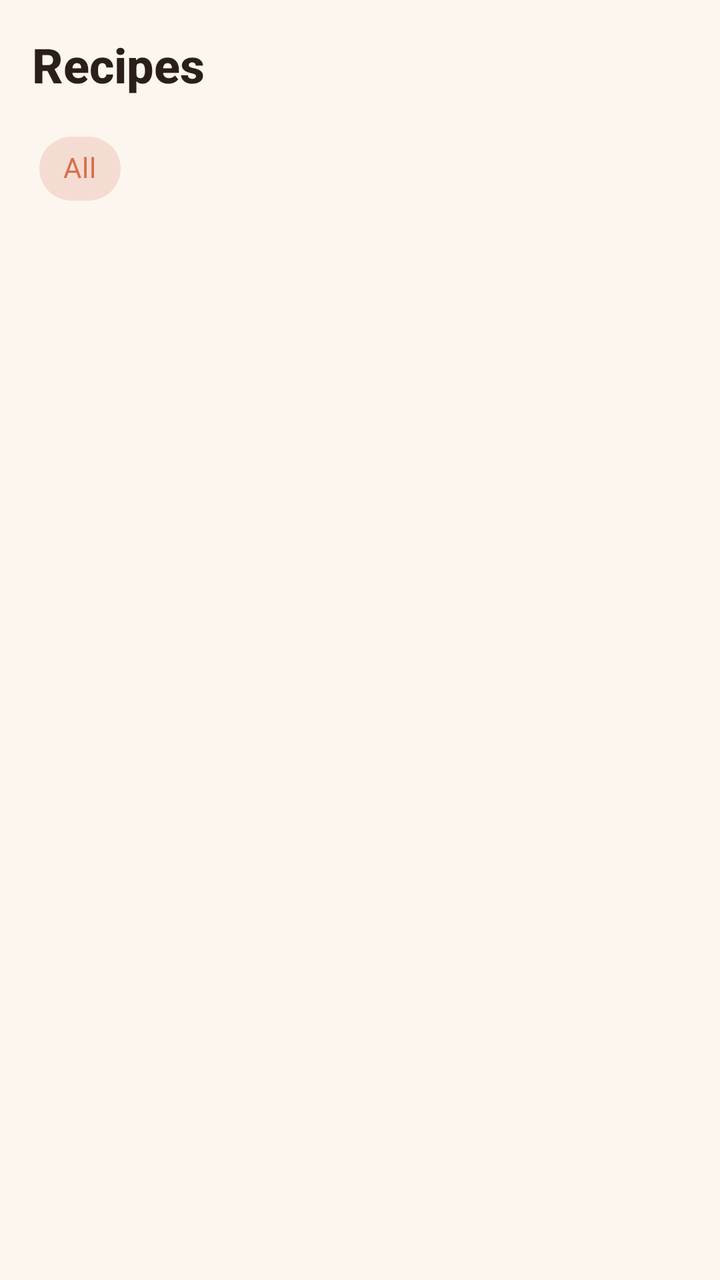
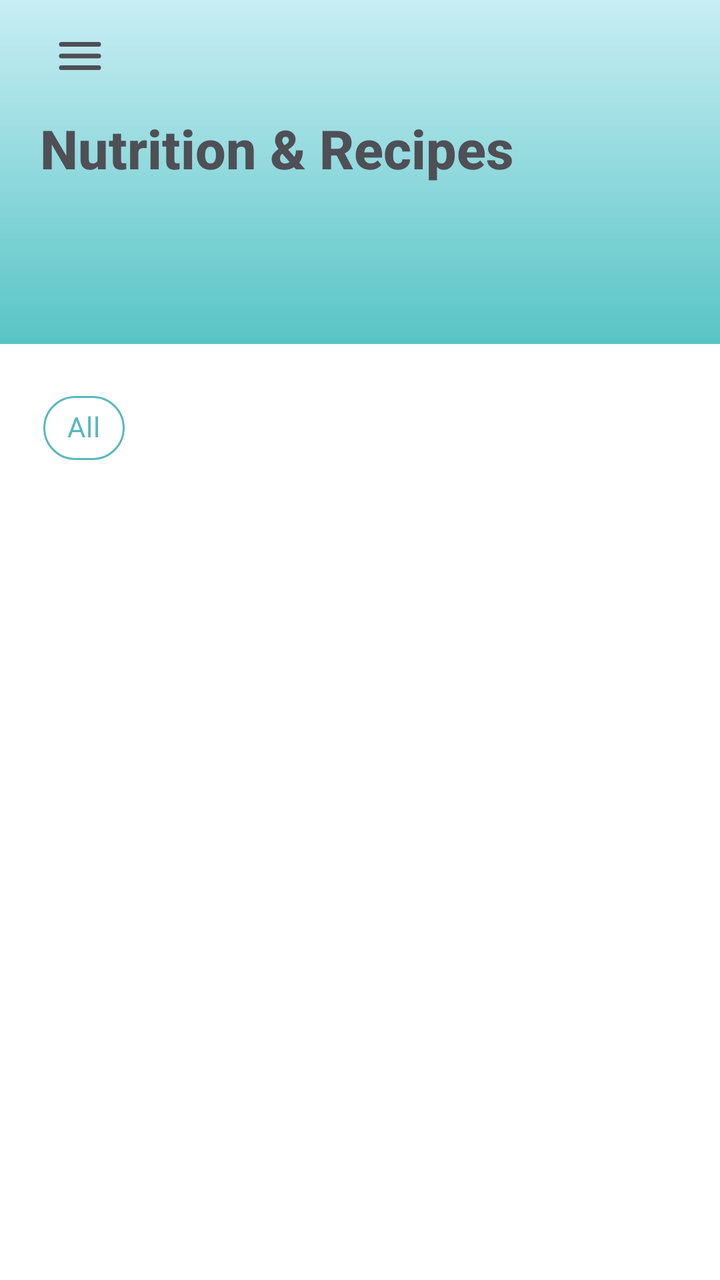

Two renders of the same Android screen: before a commit and after it. Below are the layout's source before the change and the commit's diff.
<!-- AndroidManifest.xml: application theme Theme.TalentBaby -->
<!-- res/layout/fragment_recipes.xml -->
<?xml version="1.0" encoding="utf-8"?>
<LinearLayout xmlns:android="http://schemas.android.com/apk/res/android"
    xmlns:app="http://schemas.android.com/apk/res-auto"
    android:layout_width="match_parent"
    android:layout_height="match_parent"
    android:orientation="vertical"
    android:background="@color/background">

    
    <LinearLayout
        android:layout_width="match_parent"
        android:layout_height="wrap_content"
        android:orientation="vertical"
        android:padding="16dp">

        <TextView
            android:layout_width="wrap_content"
            android:layout_height="wrap_content"
            android:text="@string/recipes_title"
            android:textSize="24sp"
            android:textStyle="bold"
            android:textColor="@color/text_primary" />

        
        <HorizontalScrollView
            android:layout_width="match_parent"
            android:layout_height="wrap_content"
            android:scrollbars="none"
            android:layout_marginTop="12dp">

            <com.google.android.material.chip.ChipGroup
                android:id="@+id/chipGroupCategories"
                android:layout_width="wrap_content"
                android:layout_height="wrap_content"
                app:singleSelection="true"
                app:selectionRequired="true">

                <com.google.android.material.chip.Chip
                    android:id="@+id/chipAll"
                    android:layout_width="wrap_content"
                    android:layout_height="wrap_content"
                    android:text="@string/all_categories"
                    android:checked="true"
                    style="@style/Widget.MaterialComponents.Chip.Choice" />

            </com.google.android.material.chip.ChipGroup>
        </HorizontalScrollView>
    </LinearLayout>

    <FrameLayout
        android:layout_width="match_parent"
        android:layout_height="match_parent">

        <androidx.recyclerview.widget.RecyclerView
            android:id="@+id/recyclerRecipes"
            android:layout_width="match_parent"
            android:layout_height="match_parent"
            android:padding="16dp"
            android:clipToPadding="false" />

        <ProgressBar
            android:id="@+id/progressBar"
            android:layout_width="wrap_content"
            android:layout_height="wrap_content"
            android:layout_gravity="center"
            android:visibility="gone" />

        <LinearLayout
            android:id="@+id/layoutEmpty"
            android:layout_width="match_parent"
            android:layout_height="match_parent"
            android:orientation="vertical"
            android:gravity="center"
            android:visibility="gone">

            <TextView
                android:layout_width="wrap_content"
                android:layout_height="wrap_content"
                android:text="@string/no_recipes"
                android:textSize="16sp"
                android:textColor="@color/text_secondary" />
        </LinearLayout>
    </FrameLayout>
</LinearLayout>
<!-- resources referenced by this layout -->
<resources>
  <color name="background">#FFFDF6EE</color>
  <color name="text_primary">#FF2B1F1A</color>
  <color name="text_secondary">#FF9A8A80</color>
  <string name="all_categories">All</string>
  <string name="recipes_title">Recipes</string>
  <style name="Theme.TalentBaby" parent="Theme.MaterialComponents.DayNight.NoActionBar">
          
          <item name="colorPrimary">@color/primary</item>
          <item name="colorPrimaryVariant">@color/primary_dark</item>
          <item name="colorOnPrimary">@color/white</item>
          
          <item name="colorSecondary">@color/secondary</item>
          <item name="colorSecondaryVariant">@color/secondary_dark</item>
          <item name="colorOnSecondary">@color/white</item>
          
          <item name="colorSurface">@color/surface</item>
          <item name="colorOnSurface">@color/text_primary</item>
          <item name="android:colorBackground">@color/background</item>
          <item name="android:windowBackground">@color/background</item>
          
          <item name="android:statusBarColor">@color/background</item>
          <item name="android:windowLightStatusBar">true</item>
          
          <item name="elevationOverlayEnabled">true</item>
          
          <item name="android:fontFamily">sans-serif-medium</item>
      </style>
  <color name="primary">#FFD96E4B</color>
  <color name="primary_dark">#FFBA5535</color>
  <color name="white">#FFFFFFFF</color>
  <color name="secondary">#FFE8B14A</color>
  <color name="surface">#FFFFFFFF</color>
  <!-- unchanged entries left out for length: 2 -->
</resources>

<!-- the commit's change to res/layout/fragment_recipes.xml (unified diff, before → after) -->
@@ -4,58 +4,96 @@
     android:layout_width="match_parent"
     android:layout_height="match_parent"
     android:orientation="vertical"
-    android:background="@color/background">
-
-    
-    <LinearLayout
-        android:layout_width="match_parent"
-        android:layout_height="wrap_content"
-        android:orientation="vertical"
-        android:padding="16dp">
-
-        <TextView
-            android:layout_width="wrap_content"
-            android:layout_height="wrap_content"
-            android:text="@string/recipes_title"
-            android:textSize="24sp"
-            android:textStyle="bold"
-            android:textColor="@color/text_primary" />
-
-        
-        <HorizontalScrollView
-            android:layout_width="match_parent"
-            android:layout_height="wrap_content"
-            android:scrollbars="none"
-            android:layout_marginTop="12dp">
-
-            <com.google.android.material.chip.ChipGroup
-                android:id="@+id/chipGroupCategories"
-                android:layout_width="wrap_content"
-                android:layout_height="wrap_content"
-                app:singleSelection="true"
-                app:selectionRequired="true">
-
-                <com.google.android.material.chip.Chip
-                    android:id="@+id/chipAll"
-                    android:layout_width="wrap_content"
-                    android:layout_height="wrap_content"
-                    android:text="@string/all_categories"
-                    android:checked="true"
-                    style="@style/Widget.MaterialComponents.Chip.Choice" />
-
-            </com.google.android.material.chip.ChipGroup>
-        </HorizontalScrollView>
-    </LinearLayout>
+    android:background="@color/white">
 
     <FrameLayout
         android:layout_width="match_parent"
-        android:layout_height="match_parent">
+        android:layout_height="172dp">
+
+        <LinearLayout
+            android:layout_width="match_parent"
+            android:layout_height="match_parent"
+            android:orientation="vertical"
+            android:background="@drawable/bg_home_header"
+            android:paddingStart="20dp"
+            android:paddingEnd="20dp"
+            android:paddingTop="8dp"
+            android:paddingBottom="32dp">
+
+            <LinearLayout
+                android:layout_width="match_parent"
+                android:layout_height="40dp"
+                android:orientation="horizontal"
+                android:gravity="center_vertical">
+
+                <ImageButton
+                    android:id="@+id/btnMenuRecipes"
+                    android:layout_width="40dp"
+                    android:layout_height="40dp"
+                    android:background="?attr/selectableItemBackgroundBorderless"
+                    android:contentDescription="Menu"
+                    android:padding="6dp"
+                    android:scaleType="fitCenter"
+                    android:src="@drawable/ic_menu_hamburger"
+                    android:tint="@color/home_text_dark" />
+            </LinearLayout>
+
+            <TextView
+                android:layout_width="match_parent"
+                android:layout_height="wrap_content"
+                android:layout_marginTop="8dp"
+                android:text="@string/library_nutrition"
+                android:textSize="27sp"
+                android:textStyle="bold"
+                android:textColor="@color/home_text_dark" />
+        </LinearLayout>
+    </FrameLayout>
+
+    <HorizontalScrollView
+        android:layout_width="match_parent"
+        android:layout_height="wrap_content"
+        android:clipToPadding="false"
+        android:overScrollMode="never"
+        android:paddingStart="18dp"
+        android:paddingEnd="18dp"
+        android:paddingTop="18dp"
+        android:paddingBottom="8dp"
+        android:scrollbars="none">
+
+        <com.google.android.material.chip.ChipGroup
+            android:id="@+id/chipGroupCategories"
+            android:layout_width="wrap_content"
+            android:layout_height="wrap_content"
+            app:singleSelection="true"
+            app:selectionRequired="true">
+
+            <com.google.android.material.chip.Chip
+                android:id="@+id/chipAll"
+                android:layout_width="wrap_content"
+                android:layout_height="wrap_content"
+                android:text="@string/all_categories"
+                android:checked="true"
+                android:textColor="@color/article_header"
+                app:chipStrokeColor="@color/article_header"
+                app:chipStrokeWidth="1dp"
+                app:chipBackgroundColor="@color/white"
+                style="@style/Widget.MaterialComponents.Chip.Choice" />
+        </com.google.android.material.chip.ChipGroup>
+    </HorizontalScrollView>
+
+    <FrameLayout
+        android:layout_width="match_parent"
+        android:layout_height="0dp"
+        android:layout_weight="1">
 
         <androidx.recyclerview.widget.RecyclerView
             android:id="@+id/recyclerRecipes"
             android:layout_width="match_parent"
             android:layout_height="match_parent"
-            android:padding="16dp"
+            android:paddingStart="18dp"
+            android:paddingEnd="18dp"
+            android:paddingTop="10dp"
+            android:paddingBottom="24dp"
             android:clipToPadding="false" />
 
         <ProgressBar
@@ -63,6 +101,7 @@
             android:layout_width="wrap_content"
             android:layout_height="wrap_content"
             android:layout_gravity="center"
+            android:indeterminateTint="@color/article_header"
             android:visibility="gone" />
 
         <LinearLayout
@@ -78,7 +117,7 @@
                 android:layout_height="wrap_content"
                 android:text="@string/no_recipes"
                 android:textSize="16sp"
-                android:textColor="@color/text_secondary" />
+                android:textColor="@color/home_text_muted" />
         </LinearLayout>
     </FrameLayout>
 </LinearLayout>
<!-- resource entries referenced after the edit -->
@@ -1,10 +1,26 @@
 <!-- resources referenced by this layout -->
 <resources>
+  <color name="article_header">#FF58B7BE</color>
+  <color name="home_text_dark">#FF4F4F56</color>
+  <color name="home_text_muted">#FF7F8286</color>
   <color name="background">#FFFDF6EE</color>
+  <style name="Animation.TalentBaby.None" parent="@android:style/Animation">
+          <item name="android:activityOpenEnterAnimation">@null</item>
+          <item name="android:activityOpenExitAnimation">@null</item>
+          <item name="android:activityCloseEnterAnimation">@null</item>
+          <item name="android:activityCloseExitAnimation">@null</item>
+          <item name="android:taskOpenEnterAnimation">@null</item>
+          <item name="android:taskOpenExitAnimation">@null</item>
+          <item name="android:taskCloseEnterAnimation">@null</item>
+          <item name="android:taskCloseExitAnimation">@null</item>
+          <item name="android:taskToFrontEnterAnimation">@null</item>
+          <item name="android:taskToFrontExitAnimation">@null</item>
+          <item name="android:taskToBackEnterAnimation">@null</item>
+          <item name="android:taskToBackExitAnimation">@null</item>
+      </style>
   <color name="text_primary">#FF2B1F1A</color>
-  <color name="text_secondary">#FF9A8A80</color>
   <string name="all_categories">All</string>
-  <string name="recipes_title">Recipes</string>
+  <string name="library_nutrition">Nutrition &amp; Recipes</string>
   <style name="Theme.TalentBaby" parent="Theme.MaterialComponents.DayNight.NoActionBar">
           
           <item name="colorPrimary">@color/primary</item>
@@ -19,17 +35,55 @@
           <item name="colorOnSurface">@color/text_primary</item>
           <item name="android:colorBackground">@color/background</item>
           <item name="android:windowBackground">@color/background</item>
+          <item name="android:windowAnimationStyle">@style/Animation.TalentBaby.None</item>
+          <item name="android:forceDarkAllowed">false</item>
           
-          <item name="android:statusBarColor">@color/background</item>
-          <item name="android:windowLightStatusBar">true</item>
+          <item name="android:statusBarColor">@color/app_header_start</item>
+          <item name="android:navigationBarColor">@color/white</item>
+          <item name="android:windowLightStatusBar">false</item>
           
           <item name="elevationOverlayEnabled">true</item>
           
           <item name="android:fontFamily">sans-serif-medium</item>
       </style>
+  <color name="app_header_start">#FFC8EEF4</color>
+  <color name="app_header_end">#FF58C4C5</color>
   <color name="primary">#FFD96E4B</color>
   <color name="primary_dark">#FFBA5535</color>
   <color name="white">#FFFFFFFF</color>
+  <!-- drawable bg_home_header (drawable) -->
+  <?xml version="1.0" encoding="utf-8"?>
+  <shape xmlns:android="http://schemas.android.com/apk/res/android"
+      android:shape="rectangle">
+      <gradient
+          android:type="linear"
+          android:angle="270"
+          android:startColor="@color/app_header_start"
+          android:endColor="@color/app_header_end" />
+  </shape>
+  <!-- drawable ic_menu_hamburger (drawable) -->
+  <?xml version="1.0" encoding="utf-8"?>
+  <vector xmlns:android="http://schemas.android.com/apk/res/android"
+      android:width="24dp"
+      android:height="24dp"
+      android:viewportWidth="24"
+      android:viewportHeight="24">
+      <path
+          android:strokeColor="#2B1F1A"
+          android:strokeWidth="2"
+          android:strokeLineCap="round"
+          android:pathData="M4,7 L20,7" />
+      <path
+          android:strokeColor="#2B1F1A"
+          android:strokeWidth="2"
+          android:strokeLineCap="round"
+          android:pathData="M4,12 L20,12" />
+      <path
+          android:strokeColor="#2B1F1A"
+          android:strokeWidth="2"
+          android:strokeLineCap="round"
+          android:pathData="M4,17 L20,17" />
+  </vector>
   <color name="secondary">#FFE8B14A</color>
   <color name="surface">#FFFFFFFF</color>
   <!-- unchanged entries left out for length: 2 -->
